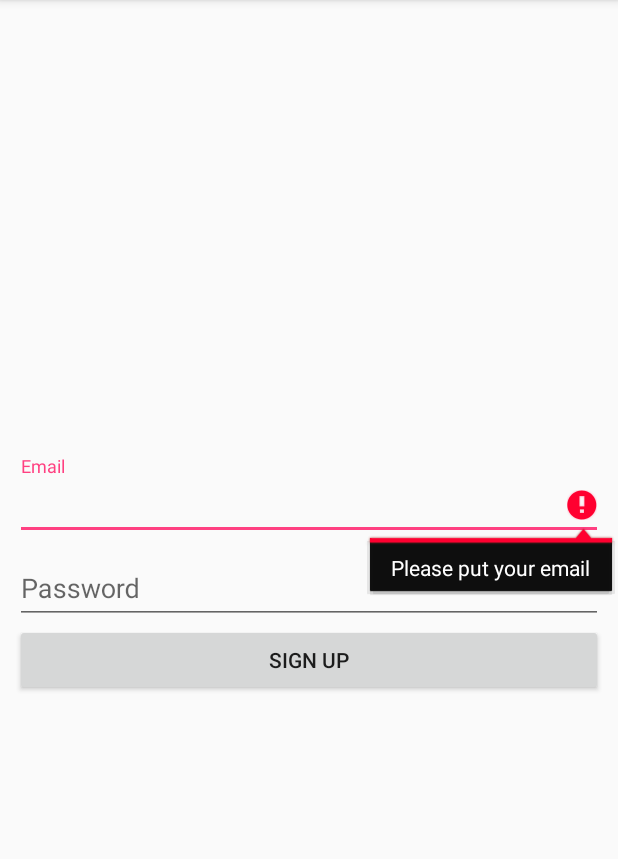
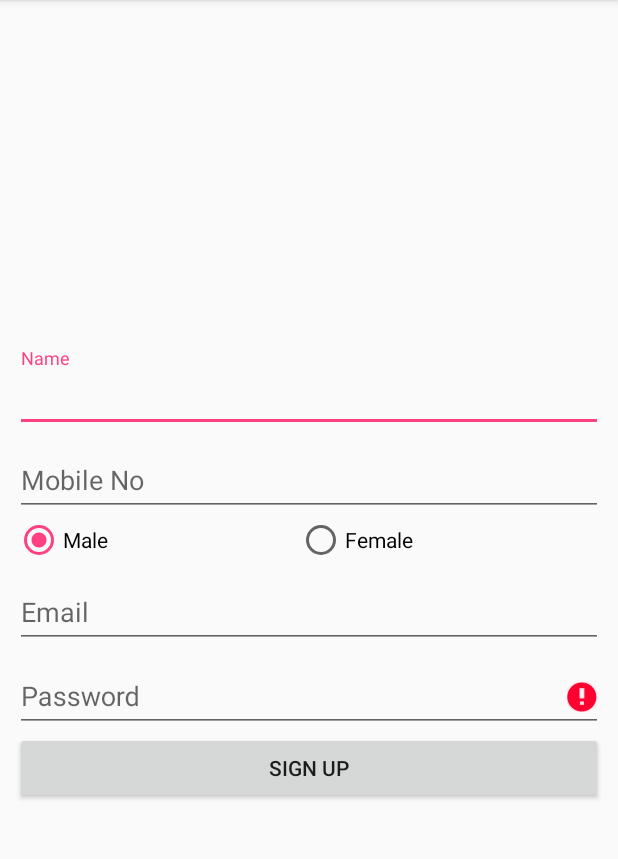
Before and after one commit to nazran91/Form, an Android app: the screen it shows after launch (MainActivity), after a tap on "SIGN UP", on a phone screen of 412 x 824 dp, the part 84-943 px from its top. Run offline under Robolectric (Android 15) with nearby library versions, the phone set to English and light mode, and no system bars; our stand-ins replace ButterKnife, Firebase (no records; nobody signed in at launch, a user with empty details on screens opened directly).

Commit message:
13 August commit

```diff
--- a/app/build.gradle
+++ b/app/build.gradle
@@ -22,11 +22,14 @@ dependencies {
     implementation fileTree(include: ['*.jar'], dir: 'libs')
     implementation 'com.android.support:appcompat-v7:27.1.1'
     implementation 'com.android.support.constraint:constraint-layout:1.1.2'
-    implementation 'com.google.firebase:firebase-auth:11.6.0'
+    implementation 'com.google.firebase:firebase-auth:16.0.1'
+    implementation 'com.google.firebase:firebase-database:16.0.1'
     testImplementation 'junit:junit:4.12'
     androidTestImplementation 'com.android.support.test:runner:1.0.2'
     androidTestImplementation 'com.android.support.test.espresso:espresso-core:3.0.2'
     implementation 'com.android.support:design:27.1.1'
+    implementation 'com.jakewharton:butterknife:8.8.1'
+    annotationProcessor 'com.jakewharton:butterknife-compiler:8.8.1'
 }
 
 apply plugin: 'com.google.gms.google-services'
--- a/app/src/main/java/com/nazran/form/MainActivity.java
+++ b/app/src/main/java/com/nazran/form/MainActivity.java
@@ -7,6 +7,8 @@ import android.os.Bundle;
 import android.text.TextUtils;
 import android.util.Log;
 import android.view.View;
+import android.widget.RadioButton;
+import android.widget.RadioGroup;
 
 import com.google.android.gms.tasks.OnCompleteListener;
 import com.google.android.gms.tasks.OnFailureListener;
@@ -14,17 +16,33 @@ import com.google.android.gms.tasks.Task;
 import com.google.firebase.auth.AuthResult;
 import com.google.firebase.auth.FirebaseAuth;
 import com.google.firebase.auth.FirebaseUser;
+import com.google.firebase.database.DatabaseReference;
+import com.google.firebase.database.FirebaseDatabase;
+
+import java.util.HashMap;
+import java.util.Map;
+
+import butterknife.BindView;
+import butterknife.ButterKnife;
 
 public class MainActivity extends AppCompatActivity {
 
     private static final String TAG = MainActivity.class.getSimpleName();
     private TextInputEditText emailET, passET;
     private FirebaseAuth mAuth;
+    @BindView(value = R.id.nameET)
+    TextInputEditText nameET;
+    @BindView(value = R.id.phoneET)
+    TextInputEditText phoneET;
+    @BindView(value = R.id.genderRadioGroup)
+    RadioGroup genderRadioGroup;
+    String gender;
 
     @Override
     protected void onCreate(Bundle savedInstanceState) {
         super.onCreate(savedInstanceState);
         setContentView(R.layout.activity_main);
+        ButterKnife.bind(this);
 
         emailET = findViewById(R.id.emailET);
         passET = findViewById(R.id.passwordET);
@@ -42,11 +60,21 @@ public class MainActivity extends AppCompatActivity {
     private void checkValidity() {
         String email = emailET.getText().toString();
         String pass = passET.getText().toString();
+        String name = nameET.getText().toString();
+        String phone = phoneET.getText().toString();
 
         View focusView = null;
         boolean cancel = false;
 
-        if (TextUtils.isEmpty(email)) {
+        if (TextUtils.isEmpty(name)) {
+            focusView = nameET;
+            cancel = true;
+            passET.setError("Please put your name");
+        } else if (TextUtils.isEmpty(phone)) {
+            focusView = phoneET;
+            cancel = true;
+            passET.setError("Please put your phone");
+        } else if (TextUtils.isEmpty(email)) {
             focusView = emailET;
             cancel = true;
             emailET.setError("Please put your email");
@@ -64,10 +92,19 @@ public class MainActivity extends AppCompatActivity {
             passET.setError("Password should be at least 4 characters");
         }
 
+        genderRadioGroup.setOnCheckedChangeListener(new RadioGroup.OnCheckedChangeListener() {
+            @Override
+            public void onCheckedChanged(RadioGroup group, int checkedId) {
+                RadioButton radioButton = group.findViewById(checkedId);
+                gender = radioButton.getText().toString();
+            }
+        });
+
         if (cancel)
             focusView.requestFocus();
-        else
-            signUpAttempt(email, pass);
+        else {
+            signUpAttempt(name, phone, email, pass);
+        }
     }
 
     private boolean isPassValid(String pass) {
@@ -78,7 +115,7 @@ public class MainActivity extends AppCompatActivity {
         return email.contains("@");
     }
 
-    private void signUpAttempt(String email, String pass) {
+    private void signUpAttempt(final String name, final String phone, final String email, final String pass) {
         mAuth.createUserWithEmailAndPassword(email, pass)
                 .addOnCompleteListener(MainActivity.this, new OnCompleteListener<AuthResult>() {
                     @Override
@@ -88,6 +125,7 @@ public class MainActivity extends AppCompatActivity {
                             FirebaseUser user = mAuth.getCurrentUser();
                             Log.e(TAG, user.getEmail());
                             Log.e(TAG, user.getUid());
+                            saveDataToDatabase(name, phone, email, user.getUid());
                         } else {
                             Log.e(TAG, "Sign Up Failed " + task.getException());
                         }
@@ -99,4 +137,18 @@ public class MainActivity extends AppCompatActivity {
             }
         });
     }
+
+    private void saveDataToDatabase(String name, String phone, String email, String uid) {
+
+        FirebaseDatabase firebaseDatabase = FirebaseDatabase.getInstance();
+        DatabaseReference myRef = firebaseDatabase.getReference("User");
+
+        Map<String, String> user = new HashMap<>();
+        user.put("name", name);
+        user.put("phone", phone);
+        user.put("gender", gender);
+        user.put("email", email);
+
+        myRef.push().setValue(user);
+    }
 }
--- a/app/src/main/res/layout/activity_main.xml
+++ b/app/src/main/res/layout/activity_main.xml
@@ -4,14 +4,67 @@
     xmlns:tools="http://schemas.android.com/tools"
     android:layout_width="match_parent"
     android:layout_height="match_parent"
+    android:layout_margin="10dp"
     android:gravity="center"
-    android:layout_margin="10dp"
     tools:context=".MainActivity">
+
+    <android.support.design.widget.TextInputLayout
+        android:id="@+id/nameLayout"
+        android:layout_width="match_parent"
+        android:layout_height="wrap_content">
+
+        <android.support.design.widget.TextInputEditText
+            android:id="@+id/nameET"
+            android:layout_width="match_parent"
+            android:layout_height="wrap_content"
+            android:hint="Name"
+            android:imeOptions="actionNext"
+            android:inputType="textPersonName" />
+    </android.support.design.widget.TextInputLayout>
+
+    <android.support.design.widget.TextInputLayout
+        android:id="@+id/phoneLayout"
+        android:layout_width="match_parent"
+        android:layout_height="wrap_content"
+        android:layout_below="@+id/nameLayout">
+
+        <android.support.design.widget.TextInputEditText
+            android:id="@+id/phoneET"
+            android:layout_width="match_parent"
+            android:layout_height="wrap_content"
+            android:hint="Mobile No"
+            android:imeOptions="actionNext"
+            android:inputType="phone" />
+    </android.support.design.widget.TextInputLayout>
+
+    <RadioGroup
+        android:id="@+id/genderRadioGroup"
+        android:layout_width="match_parent"
+        android:layout_height="wrap_content"
+        android:layout_below="@+id/phoneLayout"
+        android:orientation="horizontal">
+
+        <RadioButton
+            android:id="@+id/male"
+            android:layout_width="wrap_content"
+            android:layout_height="wrap_content"
+            android:layout_weight="1"
+            android:checked="true"
+            android:text="Male" />
+
+        <RadioButton
+            android:id="@+id/female"
+            android:layout_width="wrap_content"
+            android:layout_height="wrap_content"
+            android:layout_weight="1"
+            android:text="Female" />
+    </RadioGroup>
 
     <android.support.design.widget.TextInputLayout
         android:id="@+id/emailLayout"
         android:layout_width="match_parent"
-        android:layout_height="wrap_content">
+        android:layout_height="wrap_content"
+        android:layout_below="@+id/genderRadioGroup">
 
         <android.support.design.widget.TextInputEditText
             android:id="@+id/emailET"
```
